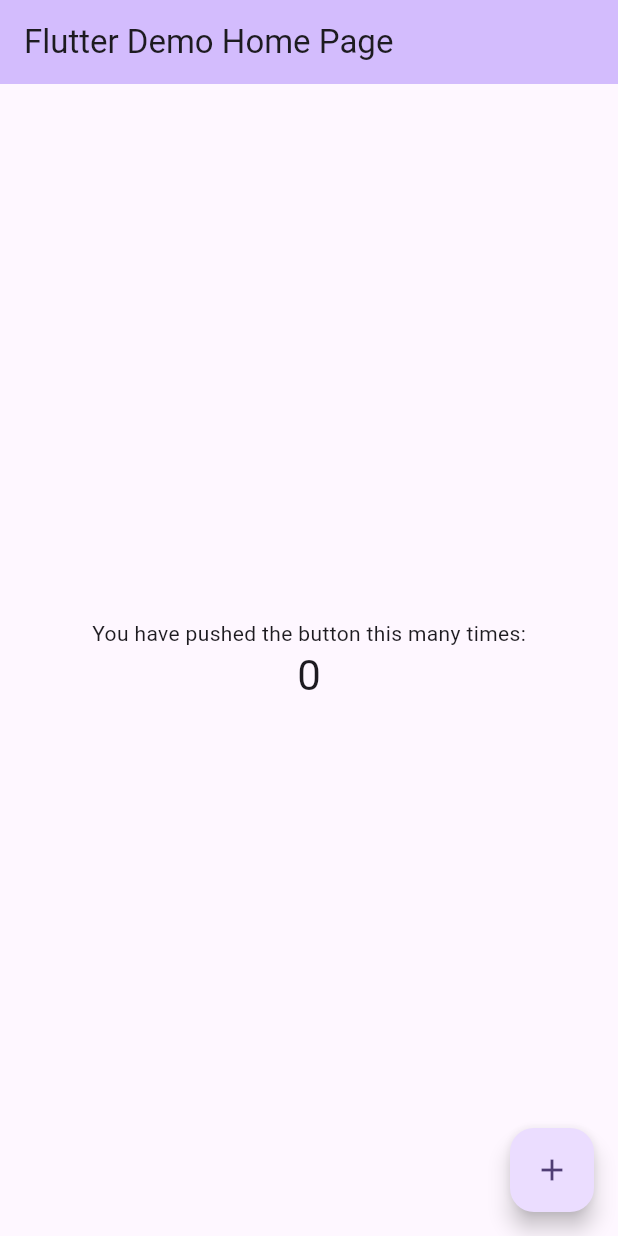
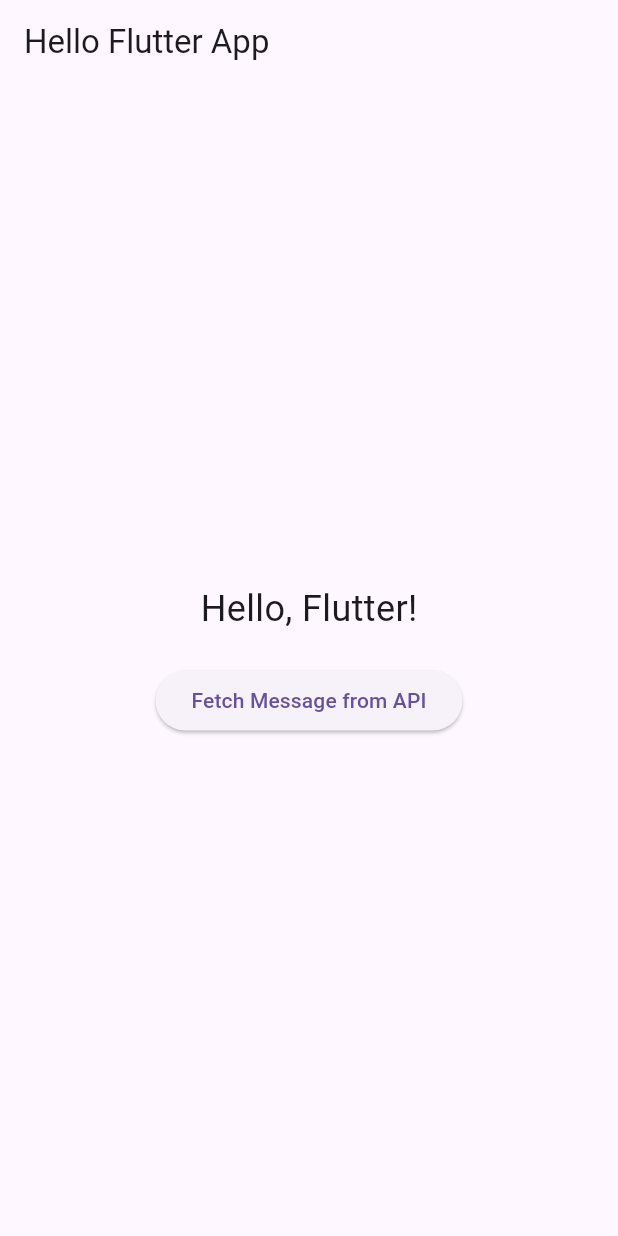
Before and after one commit to Kasikorn-dev/try_flutter, a Flutter app: the screen it shows after launch, on a phone screen of 412 x 824 dp. Run offline on Flutter 3.47's test engine with Material 3 defaults, Android fonts, the phone set to English and light mode, and no system bars.

Commit message:
try flutter to get api

```diff
--- a/lib/main.dart
+++ b/lib/main.dart
@@ -1,125 +1,67 @@
 import 'package:flutter/material.dart';
+import 'message_provider.dart';
+import 'package:provider/provider.dart';
+import 'list_page.dart';
 
 void main() {
-  runApp(const MyApp());
+  runApp(
+    MultiProvider(
+      providers: [
+        ChangeNotifierProvider(create: (_) => MessageProvider()),
+      ],
+      child: MyApp(),
+    ),
+  );
 }
 
 class MyApp extends StatelessWidget {
   const MyApp({super.key});
 
-  // This widget is the root of your application.
   @override
   Widget build(BuildContext context) {
     return MaterialApp(
-      title: 'Flutter Demo',
-      theme: ThemeData(
-        // This is the theme of your application.
-        //
-        // TRY THIS: Try running your application with "flutter run". You'll see
-        // the application has a purple toolbar. Then, without quitting the app,
-        // try changing the seedColor in the colorScheme below to Colors.green
-        // and then invoke "hot reload" (save your changes or press the "hot
-        // reload" button in a Flutter-supported IDE, or press "r" if you used
-        // the command line to start the app).
-        //
-        // Notice that the counter didn't reset back to zero; the application
-        // state is not lost during the reload. To reset the state, use hot
-        // restart instead.
-        //
-        // This works for code too, not just values: Most code changes can be
-        // tested with just a hot reload.
-        colorScheme: ColorScheme.fromSeed(seedColor: Colors.deepPurple),
-        useMaterial3: true,
-      ),
-      home: const MyHomePage(title: 'Flutter Demo Home Page'),
+      title: 'Hello Flutter',
+      home: MyHomePage(),
     );
   }
 }
 
 class MyHomePage extends StatefulWidget {
-  const MyHomePage({super.key, required this.title});
-
-  // This widget is the home page of your application. It is stateful, meaning
-  // that it has a State object (defined below) that contains fields that affect
-  // how it looks.
-
-  // This class is the configuration for the state. It holds the values (in this
-  // case the title) provided by the parent (in this case the App widget) and
-  // used by the build method of the State. Fields in a Widget subclass are
-  // always marked "final".
-
-  final String title;
+  const MyHomePage({super.key});
 
   @override
   State<MyHomePage> createState() => _MyHomePageState();
 }
 
 class _MyHomePageState extends State<MyHomePage> {
-  int _counter = 0;
-
-  void _incrementCounter() {
-    setState(() {
-      // This call to setState tells the Flutter framework that something has
-      // changed in this State, which causes it to rerun the build method below
-      // so that the display can reflect the updated values. If we changed
-      // _counter without calling setState(), then the build method would not be
-      // called again, and so nothing would appear to happen.
-      _counter++;
-    });
-  }
-
   @override
   Widget build(BuildContext context) {
-    // This method is rerun every time setState is called, for instance as done
-    // by the _incrementCounter method above.
-    //
-    // The Flutter framework has been optimized to make rerunning build methods
-    // fast, so that you can just rebuild anything that needs updating rather
-    // than having to individually change instances of widgets.
+    final messageProvider = Provider.of<MessageProvider>(context);
+
     return Scaffold(
       appBar: AppBar(
-        // TRY THIS: Try changing the color here to a specific color (to
-        // Colors.amber, perhaps?) and trigger a hot reload to see the AppBar
-        // change color while the other colors stay the same.
-        backgroundColor: Theme.of(context).colorScheme.inversePrimary,
-        // Here we take the value from the MyHomePage object that was created by
-        // the App.build method, and use it to set our appbar title.
-        title: Text(widget.title),
+        title: Text('Hello Flutter App'),
       ),
       body: Center(
-        // Center is a layout widget. It takes a single child and positions it
-        // in the middle of the parent.
-        child: Column(
-          // Column is also a layout widget. It takes a list of children and
-          // arranges them vertically. By default, it sizes itself to fit its
-          // children horizontally, and tries to be as tall as its parent.
-          //
-          // Column has various properties to control how it sizes itself and
-          // how it positions its children. Here we use mainAxisAlignment to
-          // center the children vertically; the main axis here is the vertical
-          // axis because Columns are vertical (the cross axis would be
-          // horizontal).
-          //
-          // TRY THIS: Invoke "debug painting" (choose the "Toggle Debug Paint"
-          // action in the IDE, or press "p" in the console), to see the
-          // wireframe for each widget.
-          mainAxisAlignment: MainAxisAlignment.center,
-          children: <Widget>[
-            const Text(
-              'You have pushed the button this many times:',
-            ),
-            Text(
-              '$_counter',
-              style: Theme.of(context).textTheme.headlineMedium,
-            ),
-          ],
-        ),
+        child: messageProvider.isLoading
+            ? CircularProgressIndicator() // แสดง Loading เมื่อ isLoading เป็น true
+            : Column(
+                mainAxisAlignment: MainAxisAlignment.center,
+                children: [
+                  Text(
+                    messageProvider.message,
+                    style: TextStyle(fontSize: 24),
+                  ),
+                  SizedBox(height: 20),
+                  ElevatedButton(
+                    onPressed: () async {
+                      await messageProvider.fetchMessage();
+                    },
+                    child: Text('Fetch Message from API'),
+                  ),
+                ],
+              ),
       ),
-      floatingActionButton: FloatingActionButton(
-        onPressed: _incrementCounter,
-        tooltip: 'Increment',
-        child: const Icon(Icons.add),
-      ), // This trailing comma makes auto-formatting nicer for build methods.
     );
   }
 }
--- /dev/null
+++ b/lib/message_provider.dart
@@ -0,0 +1,61 @@
+import 'package:flutter/material.dart';
+import 'package:http/http.dart' as http;
+import 'dart:convert';
+import 'dart:math';
+// import 'package:shared_preferences/shared_preferences.dart';
+
+class MessageProvider with ChangeNotifier {
+  String _message = "Hello, Flutter!";
+  bool _isLoading = false;
+
+  String get message => _message;
+  bool get isLoading => _isLoading;
+
+  // MessageProvider() {
+  //   loadMessage(); // โหลดข้อความจาก Local Storage เมื่อเริ่มต้น
+  // }
+
+  // Future<void> loadMessage() async {
+  //   final prefs = await SharedPreferences.getInstance();
+  //   _message = prefs.getString('savedMessage') ?? "Hello, Flutter!";
+  //   notifyListeners();
+  // }
+
+  // Future<void> saveMessage(String newMessage) async {
+  //   final prefs = await SharedPreferences.getInstance();
+  //   print(prefs);
+
+  //   await prefs.setString('savedMessage', newMessage);
+  //   _message = newMessage;
+  //   notifyListeners();
+  // }
+
+  Future<void> fetchMessage() async {
+    _isLoading = true;
+    notifyListeners();
+
+    try {
+      final random = Random();
+      int num = random.nextInt(100);
+      final response = await http
+          .get(Uri.parse('https://jsonplaceholder.typicode.com/posts/$num'));
+      if (response.statusCode == 200) {
+        final data = json.decode(response.body);
+        // await saveMessage(data['title']);
+        _message = data['title'];
+      } else {
+        _message = "Failed to fetch message";
+      }
+    } catch (e) {
+      _message = "Error: $e";
+    } finally {
+      _isLoading = false;
+      notifyListeners();
+    }
+  }
+
+  void updateMessage(String newMessage) {
+    _message = newMessage;
+    notifyListeners(); // แจ้งให้ UI อัปเดตเมื่อข้อความเปลี่ยนแปลง
+  }
+}
--- a/pubspec.yaml
+++ b/pubspec.yaml
@@ -1,5 +1,5 @@
 name: flutter_application_1
-description: "A new Flutter project."
+description: 'A new Flutter project.'
 # The following line prevents the package from being accidentally published to
 # pub.dev using `flutter pub publish`. This is preferred for private packages.
 publish_to: 'none' # Remove this line if you wish to publish to pub.dev
@@ -30,6 +30,9 @@ environment:
 dependencies:
   flutter:
     sdk: flutter
+  provider: ^6.0.5
+  http: ^1.2.2
+  # shared_preferences: ^2.0.17
 
   # The following adds the Cupertino Icons font to your application.
   # Use with the CupertinoIcons class for iOS style icons.
@@ -51,7 +54,6 @@ dev_dependencies:
 
 # The following section is specific to Flutter packages.
 flutter:
-
   # The following line ensures that the Material Icons font is
   # included with your application, so that you can use the icons in
   # the material Icons class.
```
Also changed, not shown: lib/list_page.dart (added, +25 -0 lines), lib/second_page.dart (added, +37 -0 lines), pubspec.lock.
